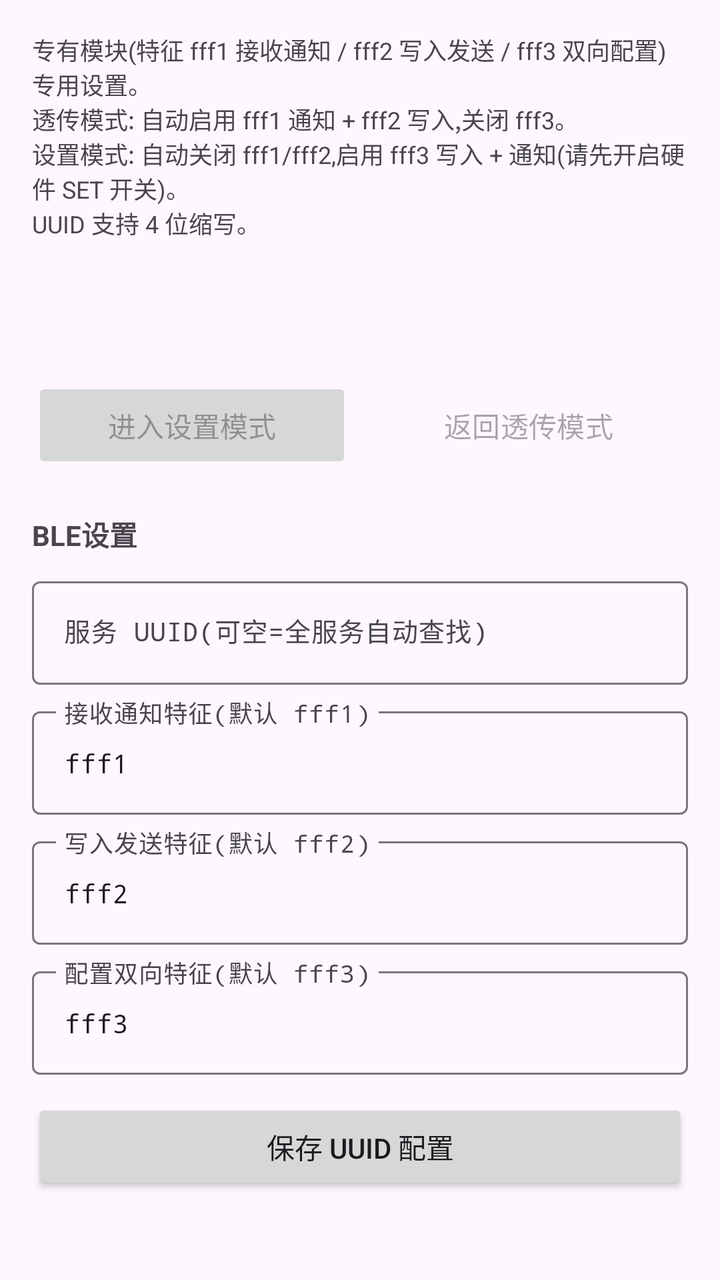
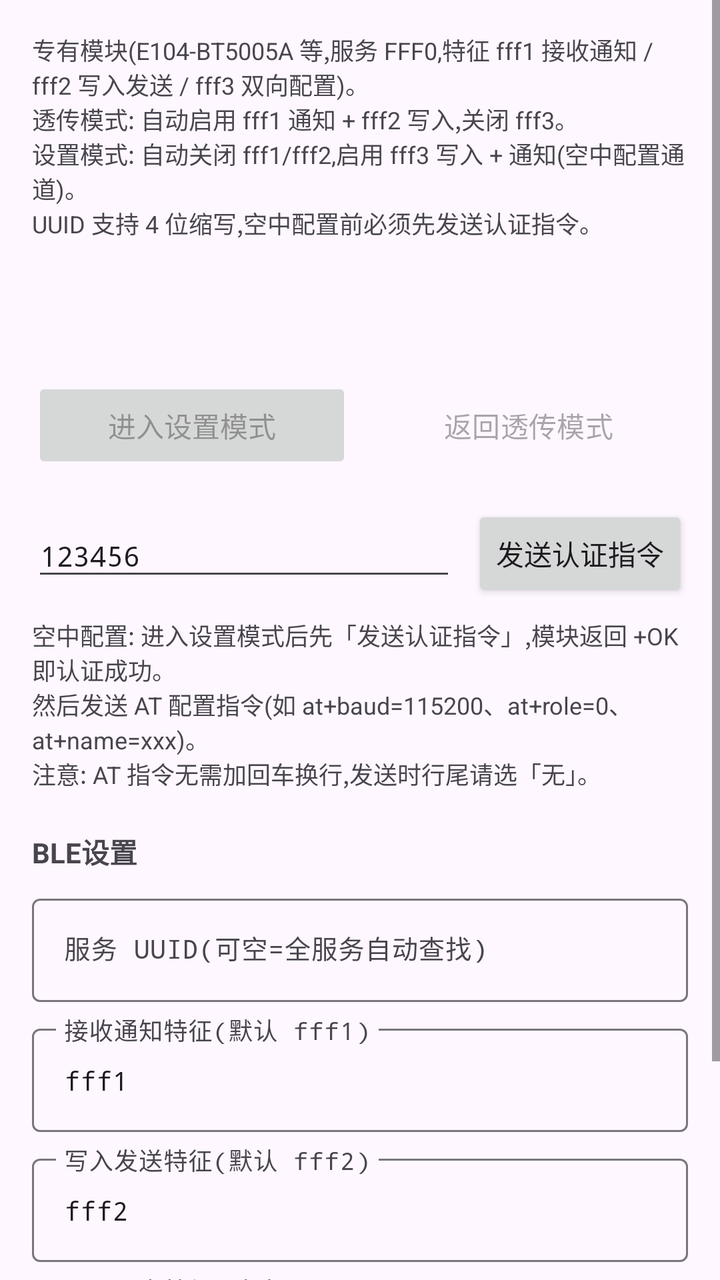

Screens rendered from an Android XML layout before and after an edit, with the pre-edit source and the edit as a unified diff.
<!-- AndroidManifest.xml: application theme Theme.BluetoothSerial -->
<!-- res/layout/fragment_module_settings.xml -->
<?xml version="1.0" encoding="utf-8"?>
<ScrollView xmlns:android="http://schemas.android.com/apk/res/android"
    android:layout_width="match_parent"
    android:layout_height="match_parent">

    <LinearLayout
        android:layout_width="match_parent"
        android:layout_height="wrap_content"
        android:orientation="vertical"
        android:padding="16dp">

        <TextView
            android:id="@+id/tvModuleHint"
            android:layout_width="match_parent"
            android:layout_height="wrap_content"
            android:text="@string/module_hint"
            android:textColor="?attr/colorOnSurfaceVariant"
            android:textSize="12sp" />

        <TextView
            android:id="@+id/tvModuleStatus"
            android:layout_width="match_parent"
            android:layout_height="wrap_content"
            android:layout_marginTop="12dp"
            android:textSize="14sp"
            android:textStyle="bold" />

        <TextView
            android:id="@+id/tvModuleMode"
            android:layout_width="match_parent"
            android:layout_height="wrap_content"
            android:layout_marginTop="4dp"
            android:textSize="13sp" />

        <LinearLayout
            android:layout_width="match_parent"
            android:layout_height="wrap_content"
            android:layout_marginTop="16dp"
            android:orientation="horizontal">

            <Button
                android:id="@+id/btnEnterConfig"
                android:layout_width="0dp"
                android:layout_height="wrap_content"
                android:layout_marginEnd="4dp"
                android:layout_weight="1"
                android:enabled="false"
                android:text="@string/module_enter_config" />

            <Button
                android:id="@+id/btnExitConfig"
                style="@style/Widget.Material3.Button.OutlinedButton"
                android:layout_width="0dp"
                android:layout_height="wrap_content"
                android:layout_marginStart="4dp"
                android:layout_weight="1"
                android:enabled="false"
                android:text="@string/module_exit_config" />
        </LinearLayout>

        <TextView
            android:layout_width="match_parent"
            android:layout_height="wrap_content"
            android:layout_marginTop="20dp"
            android:text="@string/ble_setting"
            android:textSize="14sp"
            android:textStyle="bold" />

        <com.google.android.material.textfield.TextInputLayout
            style="@style/Widget.Material3.TextInputLayout.OutlinedBox"
            android:layout_width="match_parent"
            android:layout_height="wrap_content"
            android:layout_marginTop="8dp"
            android:hint="@string/module_uuid_service">

            <com.google.android.material.textfield.TextInputEditText
                android:id="@+id/etModuleService"
                android:layout_width="match_parent"
                android:layout_height="wrap_content"
                android:fontFamily="monospace"
                android:inputType="text"
                android:maxLines="1"
                android:textSize="13sp" />
        </com.google.android.material.textfield.TextInputLayout>

        <com.google.android.material.textfield.TextInputLayout
            style="@style/Widget.Material3.TextInputLayout.OutlinedBox"
            android:layout_width="match_parent"
            android:layout_height="wrap_content"
            android:layout_marginTop="8dp"
            android:hint="@string/module_uuid_rx">

            <com.google.android.material.textfield.TextInputEditText
                android:id="@+id/etModuleRx"
                android:layout_width="match_parent"
                android:layout_height="wrap_content"
                android:fontFamily="monospace"
                android:inputType="text"
                android:maxLines="1"
                android:text="fff1"
                android:textSize="13sp" />
        </com.google.android.material.textfield.TextInputLayout>

        <com.google.android.material.textfield.TextInputLayout
            style="@style/Widget.Material3.TextInputLayout.OutlinedBox"
            android:layout_width="match_parent"
            android:layout_height="wrap_content"
            android:layout_marginTop="8dp"
            android:hint="@string/module_uuid_tx">

            <com.google.android.material.textfield.TextInputEditText
                android:id="@+id/etModuleTx"
                android:layout_width="match_parent"
                android:layout_height="wrap_content"
                android:fontFamily="monospace"
                android:inputType="text"
                android:maxLines="1"
                android:text="fff2"
                android:textSize="13sp" />
        </com.google.android.material.textfield.TextInputLayout>

        <com.google.android.material.textfield.TextInputLayout
            style="@style/Widget.Material3.TextInputLayout.OutlinedBox"
            android:layout_width="match_parent"
            android:layout_height="wrap_content"
            android:layout_marginTop="8dp"
            android:hint="@string/module_uuid_cfg">

            <com.google.android.material.textfield.TextInputEditText
                android:id="@+id/etModuleCfg"
                android:layout_width="match_parent"
                android:layout_height="wrap_content"
                android:fontFamily="monospace"
                android:inputType="text"
                android:maxLines="1"
                android:text="fff3"
                android:textSize="13sp" />
        </com.google.android.material.textfield.TextInputLayout>

        <Button
            android:id="@+id/btnSaveModuleUuid"
            android:layout_width="match_parent"
            android:layout_height="wrap_content"
            android:layout_marginTop="12dp"
            android:text="@string/module_save" />
    </LinearLayout>
</ScrollView>
<!-- resources referenced by this layout -->
<resources>
  <string name="ble_setting">BLE设置</string>
  <string name="module_enter_config">进入设置模式</string>
  <string name="module_exit_config">返回透传模式</string>
  <string name="module_hint">专有模块(特征 fff1 接收通知 / fff2 写入发送 / fff3 双向配置)专用设置。\n透传模式: 自动启用 fff1 通知 + fff2 写入,关闭 fff3。\n设置模式: 自动关闭 fff1/fff2,启用 fff3 写入 + 通知(请先开启硬件 SET 开关)。\nUUID 支持 4 位缩写。</string>
  <string name="module_save">保存 UUID 配置</string>
  <string name="module_uuid_cfg">配置双向特征(默认 fff3)</string>
  <string name="module_uuid_rx">接收通知特征(默认 fff1)</string>
  <string name="module_uuid_service">服务 UUID(可空=全服务自动查找)</string>
  <string name="module_uuid_tx">写入发送特征(默认 fff2)</string>
  <style name="Theme.BluetoothSerial" parent="Theme.Material3.DayNight.NoActionBar">
          <item name="colorPrimary">@color/primary</item>
          <item name="colorSecondary">@color/accent</item>
      </style>
  <color name="primary">#1565C0</color>
  <color name="accent">#00BCD4</color>
</resources>

<!-- the commit's change to res/layout/fragment_module_settings.xml (unified diff, before → after) -->
@@ -57,6 +57,44 @@
                 android:enabled="false"
                 android:text="@string/module_exit_config" />
         </LinearLayout>
+
+        
+        <LinearLayout
+            android:layout_width="match_parent"
+            android:layout_height="wrap_content"
+            android:layout_marginTop="16dp"
+            android:gravity="center_vertical"
+            android:orientation="horizontal">
+
+            <EditText
+                android:id="@+id/etModuleAuth"
+                android:layout_width="0dp"
+                android:layout_height="wrap_content"
+                android:layout_weight="1"
+                android:fontFamily="monospace"
+                android:hint="@string/module_auth_label"
+                android:inputType="text"
+                android:maxLength="20"
+                android:text="123456"
+                android:textSize="14sp" />
+
+            <Button
+                android:id="@+id/btnSendAuth"
+                android:layout_width="wrap_content"
+                android:layout_height="wrap_content"
+                android:layout_marginStart="8dp"
+                android:minWidth="0dp"
+                android:text="@string/module_auth_send" />
+        </LinearLayout>
+
+        <TextView
+            android:id="@+id/tvModuleAtHint"
+            android:layout_width="match_parent"
+            android:layout_height="wrap_content"
+            android:layout_marginTop="8dp"
+            android:text="@string/module_at_hint"
+            android:textColor="?attr/colorOnSurfaceVariant"
+            android:textSize="12sp" />
 
         <TextView
             android:layout_width="match_parent"
<!-- resource entries referenced after the edit -->
@@ -1,9 +1,12 @@
 <!-- resources referenced by this layout -->
 <resources>
   <string name="ble_setting">BLE设置</string>
+  <string name="module_at_hint">空中配置: 进入设置模式后先「发送认证指令」,模块返回 +OK 即认证成功。\n然后发送 AT 配置指令(如 at+baud=115200、at+role=0、at+name=xxx)。\n注意: AT 指令无需加回车换行,发送时行尾请选「无」。</string>
+  <string name="module_auth_label">空中配置认证密码(默认 123456)</string>
+  <string name="module_auth_send">发送认证指令</string>
   <string name="module_enter_config">进入设置模式</string>
   <string name="module_exit_config">返回透传模式</string>
-  <string name="module_hint">专有模块(特征 fff1 接收通知 / fff2 写入发送 / fff3 双向配置)专用设置。\n透传模式: 自动启用 fff1 通知 + fff2 写入,关闭 fff3。\n设置模式: 自动关闭 fff1/fff2,启用 fff3 写入 + 通知(请先开启硬件 SET 开关)。\nUUID 支持 4 位缩写。</string>
+  <string name="module_hint">专有模块(E104-BT5005A 等,服务 FFF0,特征 fff1 接收通知 / fff2 写入发送 / fff3 双向配置)。\n透传模式: 自动启用 fff1 通知 + fff2 写入,关闭 fff3。\n设置模式: 自动关闭 fff1/fff2,启用 fff3 写入 + 通知(空中配置通道)。\nUUID 支持 4 位缩写,空中配置前必须先发送认证指令。</string>
   <string name="module_save">保存 UUID 配置</string>
   <string name="module_uuid_cfg">配置双向特征(默认 fff3)</string>
   <string name="module_uuid_rx">接收通知特征(默认 fff1)</string>
